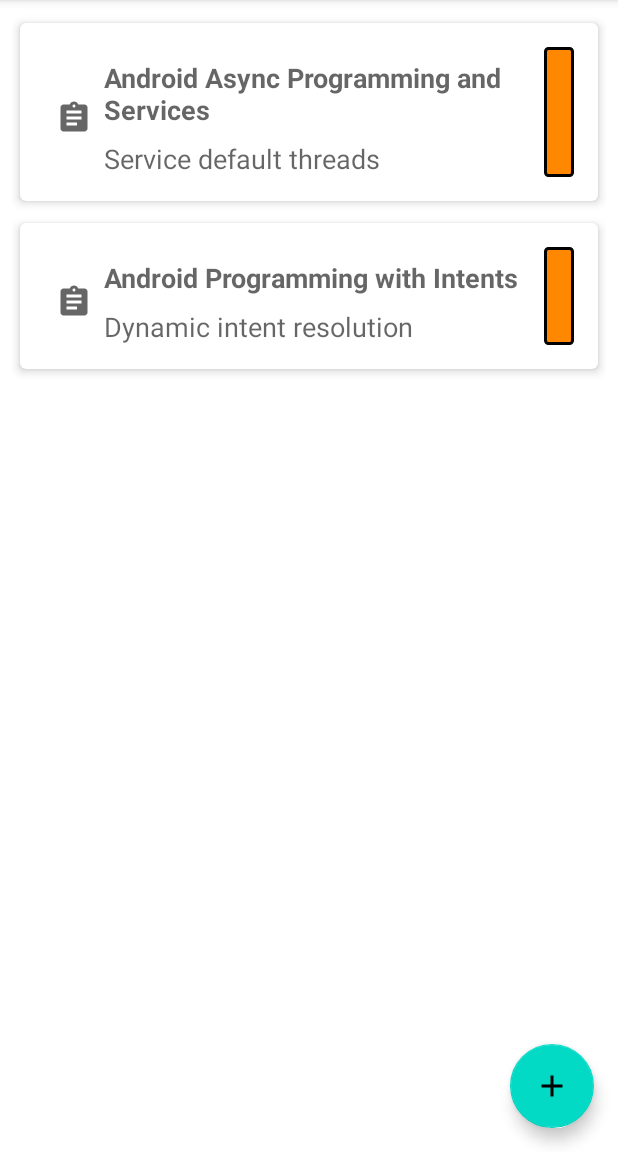
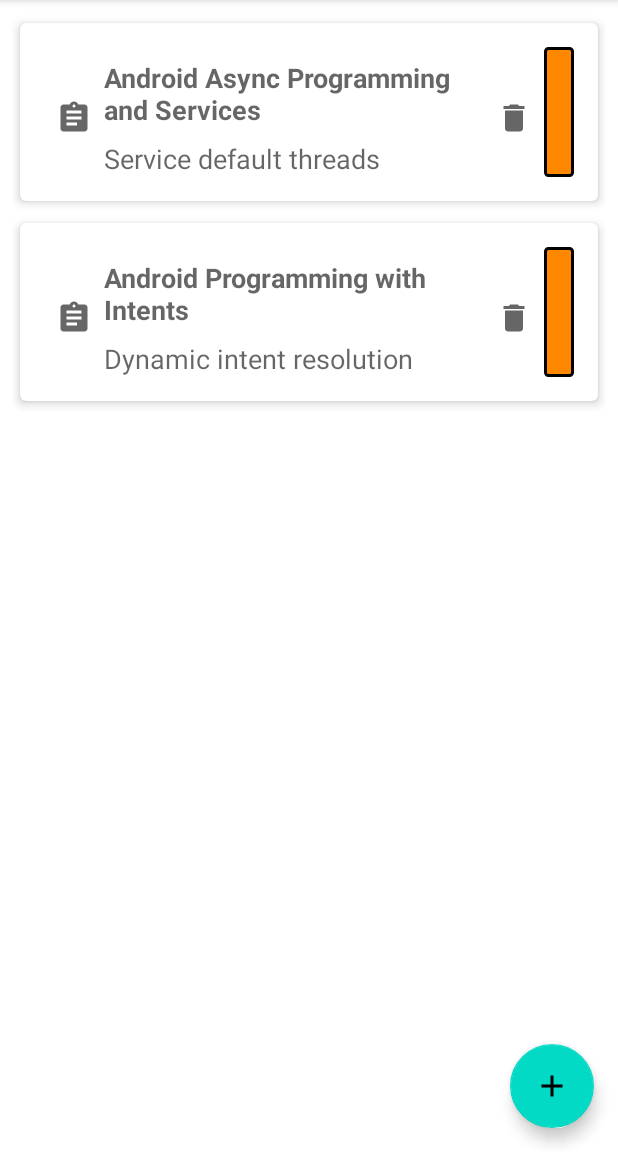
Before and after one commit to MohamedMohy9192/note-keeper, an Android app: the screen it shows after launch (NoteListActivity), in the side drawer, after a tap on "Recently Viewed Notes", on a phone screen of 412 x 824 dp, the part 84-1236 px from its top. Run offline under Robolectric (Android 15) with nearby library versions, the phone set to English and light mode, and no system bars.

Commit message:
Add delete feature to the note list item
And Make sure to delete the note from recent viewed list if deleted from the notes list

```diff
--- a/app/src/main/java/com/androideradev/www/notekeeper/NoteListActivity.kt
+++ b/app/src/main/java/com/androideradev/www/notekeeper/NoteListActivity.kt
@@ -196,5 +196,14 @@ class NoteListActivity : AppCompatActivity(), NavigationView.OnNavigationItemSel
         viewModel.addToRecentlyViewedNotes(note)
     }
 
+    override fun onNoteItemDelete(note: NoteInfo) {
+     val isRemoved =   viewModel.recentlyViewedNotes.remove(note)
+
+        if (isRemoved){
+            Log.i(tag, "Recently Note Removed: $isRemoved")
+        }
+
+    }
+
 
 }
--- a/app/src/main/java/com/androideradev/www/notekeeper/NoteRecyclerAdapter.kt
+++ b/app/src/main/java/com/androideradev/www/notekeeper/NoteRecyclerAdapter.kt
@@ -2,11 +2,14 @@ package com.androideradev.www.notekeeper
 
 import android.content.Context
 import android.content.Intent
+import android.util.Log
 import android.view.LayoutInflater
 import android.view.View
 import android.view.ViewGroup
+import android.widget.ImageView
 import android.widget.TextView
 import androidx.recyclerview.widget.RecyclerView
+import kotlin.math.log
 
 class NoteRecyclerAdapter(
     private val context: Context, private val notes: List<NoteInfo>,
@@ -14,10 +17,12 @@ class NoteRecyclerAdapter(
 ) :
     RecyclerView.Adapter<NoteRecyclerAdapter.ViewHolder>() {
 
+    private val tag = this::class.java.simpleName
     private val layoutInflater = LayoutInflater.from(context)
 
     interface OnNoteItemClickListener {
         fun onNoteItemClick(note: NoteInfo)
+        fun onNoteItemDelete(note: NoteInfo)
     }
 
     override fun onCreateViewHolder(parent: ViewGroup, viewType: Int): ViewHolder {
@@ -29,6 +34,7 @@ class NoteRecyclerAdapter(
         val note = notes[position]
         holder.noteCourseNameTextView.text = note.course?.title
         holder.noteTitleTextView.text = note.title
+        holder.currentPosition = position
     }
 
     override fun getItemCount(): Int {
@@ -40,17 +46,32 @@ class NoteRecyclerAdapter(
 
     inner class ViewHolder(itemView: View) : RecyclerView.ViewHolder(itemView) {
 
+        var currentPosition = -1
+
         val noteCourseNameTextView: TextView = itemView.findViewById(R.id.course_name_text_view)
         val noteTitleTextView: TextView = itemView.findViewById(R.id.note_title_text_view)
+        val noteDeleteIcon: ImageView = itemView.findViewById(R.id.delete_note_image_view)
 
         init {
+
             itemView.setOnClickListener {
                 context.startActivity(
                     Intent(context, NoteActivity::class.java).putExtra(
-                        NOTE_POSITION, adapterPosition
+                        NOTE_POSITION, currentPosition
                     )
                 )
-                itemClickListener.onNoteItemClick(notes[adapterPosition])
+                itemClickListener.onNoteItemClick(notes[currentPosition])
+            }
+
+            noteDeleteIcon.setOnClickListener {
+                Log.i(tag, "Note Delete Icon has Clicked $currentPosition")
+                // Delete the note from recent viewed if exist
+                itemClickListener.onNoteItemDelete(notes[currentPosition])
+                DataManager.notes.removeAt(currentPosition)
+                notifyItemRemoved(currentPosition)
+                notifyItemRangeChanged(currentPosition, DataManager.notes.size)
+
+
             }
         }
 
--- /dev/null
+++ b/app/src/main/res/drawable/ic_baseline_delete_24.xml
@@ -0,0 +1,10 @@
+<vector xmlns:android="http://schemas.android.com/apk/res/android"
+    android:width="24dp"
+    android:height="24dp"
+    android:viewportWidth="24"
+    android:viewportHeight="24"
+    android:tint="?attr/colorControlNormal">
+  <path
+      android:fillColor="@android:color/white"
+      android:pathData="M6,19c0,1.1 0.9,2 2,2h8c1.1,0 2,-0.9 2,-2V7H6v12zM19,4h-3.5l-1,-1h-5l-1,1H5v2h14V4z"/>
+</vector>
--- a/app/src/main/res/layout/note_list_item.xml
+++ b/app/src/main/res/layout/note_list_item.xml
@@ -32,10 +32,20 @@
                 android:layout_marginTop="8dp"
                 android:layout_marginEnd="8dp"
                 android:textAppearance="@style/MediumText.Bold"
-                app:layout_constraintEnd_toStartOf="@+id/imageView2"
+                app:layout_constraintEnd_toStartOf="@+id/delete_note_image_view"
                 app:layout_constraintStart_toEndOf="@+id/imageView"
                 app:layout_constraintTop_toTopOf="parent"
                 tools:text="TextView" />
+
+            <ImageView
+                android:id="@+id/delete_note_image_view"
+                android:layout_width="wrap_content"
+                android:layout_height="wrap_content"
+                android:layout_marginEnd="8dp"
+                app:layout_constraintBottom_toBottomOf="parent"
+                app:layout_constraintEnd_toStartOf="@+id/imageView2"
+                app:layout_constraintTop_toTopOf="@+id/course_name_text_view"
+                app:srcCompat="@drawable/ic_baseline_delete_24" />
 
             <TextView
                 android:id="@+id/note_title_text_view"
@@ -45,7 +55,7 @@
                 android:layout_marginTop="8dp"
                 android:layout_marginEnd="8dp"
                 android:textAppearance="@style/MediumText"
-                app:layout_constraintEnd_toStartOf="@+id/imageView2"
+                app:layout_constraintEnd_toStartOf="@+id/delete_note_image_view"
                 app:layout_constraintStart_toEndOf="@+id/imageView"
                 app:layout_constraintTop_toBottomOf="@+id/course_name_text_view"
                 tools:text="TextView" />
```
